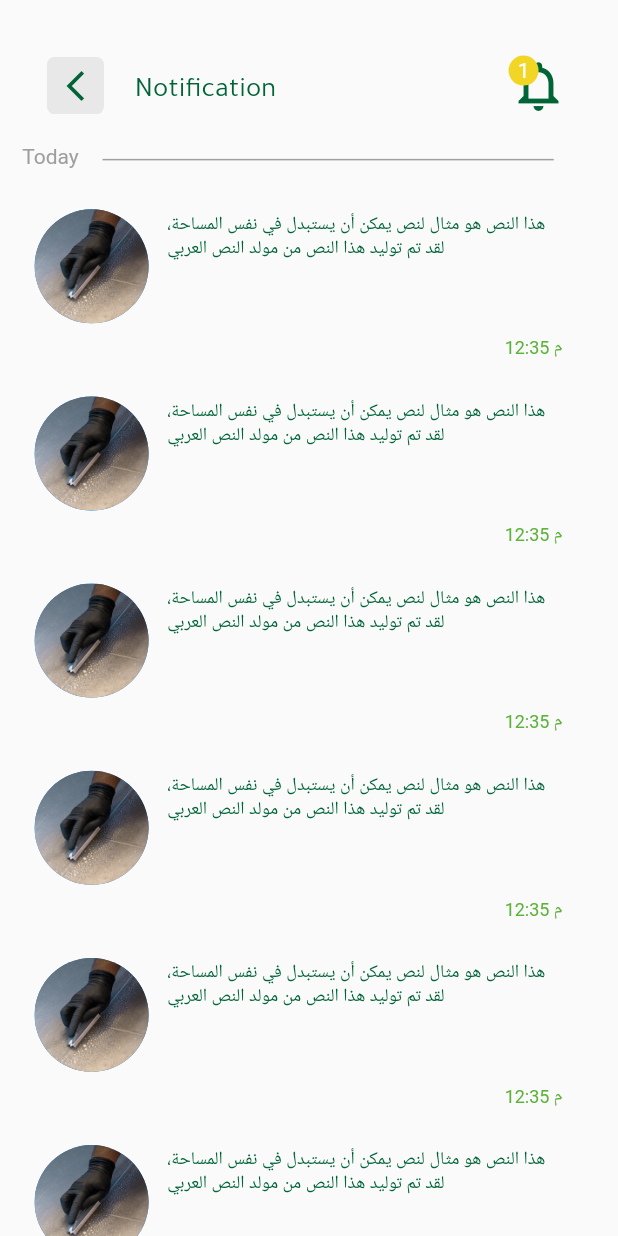
After one commit to manalhatem/Services, a Flutter app: the NotificationView screen opened directly, on a phone screen of 412 x 824 dp. The commit adds this screen. Run offline on Flutter 3.47's test engine with Material 2 defaults, Android fonts, the phone set to English and light mode, and no system bars; our stand-ins replace bloc, dio, dotted_border, easy_localization, flutter_bloc, flutter_rating_bar and 5 more; accounts and stored records are empty.

Commit message:
Notification Ui

```diff
--- a/lib/screens/home/view/home_view.dart
+++ b/lib/screens/home/view/home_view.dart
@@ -7,6 +7,7 @@ import '../../../component/style/size.dart';
 import '../../../translation/locale_keys.g.dart';
 import '../../../utilities/routes.dart';
 import '../../auth/widgets/text_field.dart';
+import '../../notification/views/notification_view.dart';
 import '../widgets/drawer.dart';
 import '../widgets/main_ser_ele.dart';
 class HomeView extends StatelessWidget {
@@ -41,7 +42,13 @@ class HomeView extends StatelessWidget {
                 Positioned(
                     top: height(context)*0.12,
                     left: height(context)*0.03,
-                    child: Image.asset(AppImages.notify,width: width(context)*0.14,)),
+                    child: GestureDetector(
+                        onTap: (){
+                          Navigator.push(context, MaterialPageRoute(builder: (context){
+                            return NotificationView();
+                          }));
+                        },
+                        child: Image.asset(AppImages.notify,width: width(context)*0.14,))),
               ],
             ),
             Padding(
--- /dev/null
+++ b/lib/screens/notification/views/notification_view.dart
@@ -0,0 +1,70 @@
+import 'dart:math';
+import 'package:easy_localization/easy_localization.dart';
+import 'package:flutter/material.dart';
+import '../../../component/custom_text.dart';
+import '../../../component/style/colors.dart';
+import '../../../component/style/images.dart';
+import '../../../component/style/size.dart';
+import '../../../translation/locale_keys.g.dart';
+import '../widgets/custom_not_element.dart';
+import '../widgets/custom_not_row.dart';
+class NotificationView extends StatelessWidget {
+  const NotificationView({Key? key}) : super(key: key);
+
+  @override
+  Widget build(BuildContext context) {
+    return  SafeArea(
+         child: Scaffold(
+          body: Padding(
+            padding: EdgeInsets.only(top:height(context)*0.045,left:height(context)*0.018,right: height(context)*0.02,  ),
+             child: Column(
+               children: [
+               Padding(
+                padding: EdgeInsets.only(left:height(context)*0.02,right: height(context)*0.02,  ),
+                  child: Row(
+                     children: [
+                     GestureDetector(
+                    onTap: ()=>Navigator.pop(context),
+                      child: Container(
+                       padding: const EdgeInsets.all(7),
+                       decoration: BoxDecoration(
+                       borderRadius: BorderRadius.circular(5),
+                      color: AppColor.grayColor.withOpacity(.2)
+                  ),
+                       child: Transform.rotate(
+                         angle: pi,
+                        child:  Icon(Icons.arrow_forward_ios, color: AppColor.primaryColor,)),
+    ),
+    ),
+                     SizedBox(width: width(context)*0.05,),
+                     Padding(
+                           padding: EdgeInsets.only(top:height(context)*0.011 ),
+                           child: CustomText(text: LocaleKeys.notif.tr(), color: AppColor.primaryColor,size: 19,fontfam: 'GeLight',)),
+                       const Spacer(),
+                       Stack(
+                         children: [
+                           const Icon(Icons.notifications_none, color: AppColor.primaryColor,size: 40,),
+                           CircleAvatar(
+                             radius: 10,
+                             backgroundColor: AppColor.textColor,
+                             child: CustomText(text: '1',color: AppColor.whiteColor,size: 14,),
+                           ),
+                         ],
+                       ),
+                    ],),
+                  ),
+               CustomNotRow(text: LocaleKeys.today.tr(),),
+                 Expanded(
+                   child: ListView.builder(
+                     physics: const BouncingScrollPhysics(),
+                       itemCount: 8,
+                       itemBuilder: (context, index){
+                         return const CustomNotificationElement();
+                       }),
+                 ),
+
+
+
+               ]))));
+  }
+}
--- /dev/null
+++ b/lib/screens/notification/widgets/custom_not_element.dart
@@ -0,0 +1,42 @@
+import 'package:flutter/material.dart';
+
+import '../../../component/custom_text.dart';
+import '../../../component/style/colors.dart';
+import '../../../component/style/images.dart';
+import '../../../component/style/size.dart';
+class CustomNotificationElement extends StatelessWidget {
+  const CustomNotificationElement({Key? key}) : super(key: key);
+
+  @override
+  Widget build(BuildContext context) {
+    return Padding(
+      padding:  EdgeInsets.symmetric(horizontal:height(context)*0.01,vertical: height(context)*0.001 ),
+      child: Row(
+        children: [
+          const CircleAvatar(
+            radius: 38,
+            backgroundImage: AssetImage(AppImages.clean),
+          ),
+          SizedBox(width: width(context)*0.03,),
+          Column(
+            crossAxisAlignment: CrossAxisAlignment.end,
+            children: [
+              Padding(
+                padding: EdgeInsets.only(top: height(context)*.03),
+                child: Container(
+                  height:height(context)*0.1,
+                  width: width(context)*0.64,
+                  child: CustomText(
+                      size: 12,
+                      text: 'هذا النص هو مثال لنص يمكن أن يستبدل في نفس المساحة، لقد تم توليد هذا النص من مولد النص العربي', color: AppColor.primaryColor),
+                ),
+              ),
+              CustomText(text: '12:35 م', color: AppColor.secondryColor,size: 12,),
+
+            ],
+          ),
+        ],
+      ),
+    );
+  }
+}
--- /dev/null
+++ b/lib/screens/notification/widgets/custom_not_row.dart
@@ -0,0 +1,33 @@
+import 'package:easy_localization/easy_localization.dart';
+import 'package:flutter/material.dart';
+
+import '../../../component/custom_text.dart';
+import '../../../component/style/colors.dart';
+import '../../../component/style/size.dart';
+import '../../../translation/locale_keys.g.dart';
+class CustomNotRow extends StatelessWidget {
+  CustomNotRow({Key? key, required this.text}) : super(key: key);
+  String text;
+
+  @override
+  Widget build(BuildContext context) {
+    return  Padding(
+      padding: EdgeInsets.only(top: height(context)*0.02,right:height(context)*0.014 ),
+      child: Row(
+        children: [
+          CustomText(text: text, color: AppColor.grayColor),
+          const Spacer(),
+          Padding(
+            padding: EdgeInsets.only(top: height(context)*0.005),
+            child: Container(
+              margin: EdgeInsets.symmetric(horizontal:height(context)*0.018 ,vertical: height(context)*0.01),
+              height: 1,
+              width: width(context)*0.73,
+              color: AppColor.grayColor,
+            ),
+          )
+        ],
+      ),
+    );
+  }
+}
```
